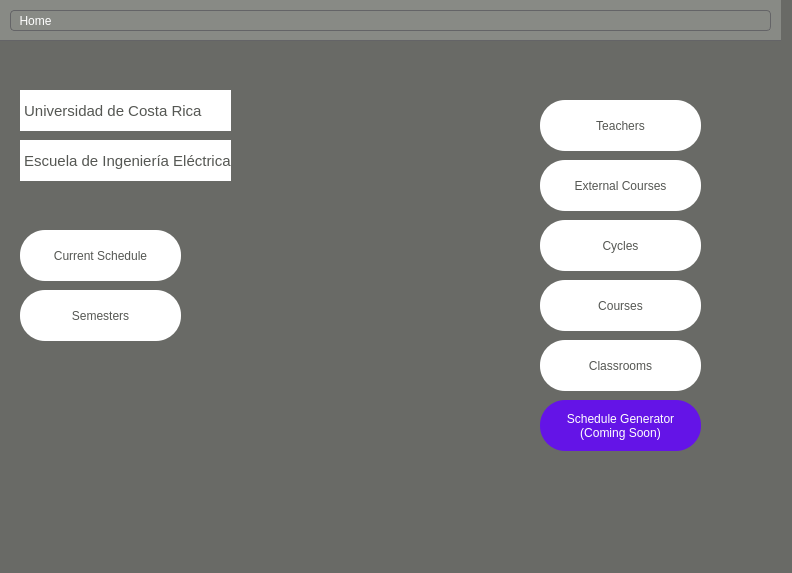
Old version of the form qt/IE0217/mainwindow.ui in the repository Jams1001/Proyecto_IE0217.
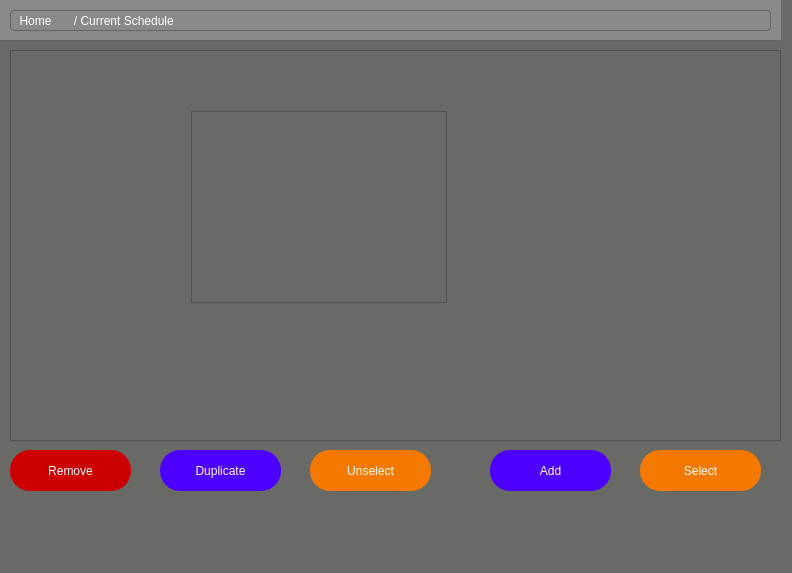
New version of the form. The open tabs and pages were chosen to show the change.

Commit message: Iniciando documentación. Se agrega funcionalidad del programa como tal bajo la interfaz gráfica (folder fun) se habilita el botón currentSchedules para crear una tabla con las filas importantes. Se Modificad addbutton para crear objetos de Teacher y classrooms cuando se creen los botones

Patch:
```diff
--- a/qt/IE0217/mainwindow.ui
+++ b/qt/IE0217/mainwindow.ui
@@ -1782,6 +1782,239 @@
       </widget>
      </widget>
     </widget>
+    <widget class="QWidget" name="CurrentSchedule">
+     <widget class="QFrame" name="frame_16">
+      <property name="geometry">
+       <rect>
+        <x>0</x>
+        <y>0</y>
+        <width>781</width>
+        <height>41</height>
+       </rect>
+      </property>
+      <property name="styleSheet">
+       <string notr="true">background-color: rgb(136, 138, 133);
+border-style: solid;
+border-bottom-color: rgb(100, 100, 103);
+border-width: 0px 0px 1px 0px;
+</string>
+      </property>
+      <property name="frameShape">
+       <enum>QFrame::StyledPanel</enum>
+      </property>
+      <property name="frameShadow">
+       <enum>QFrame::Raised</enum>
+      </property>
+      <widget class="QFrame" name="frame_17">
+       <property name="geometry">
+        <rect>
+         <x>10</x>
+         <y>10</y>
+         <width>761</width>
+         <height>21</height>
+        </rect>
+       </property>
+       <property name="styleSheet">
+        <string notr="true">    border-style: solid;
+    border-color: rgb(100, 100, 103);
+    border-width: 1px 1px 1px 1px;
+border-radius: 4px;</string>
+       </property>
+       <property name="frameShape">
+        <enum>QFrame::StyledPanel</enum>
+       </property>
+       <property name="frameShadow">
+        <enum>QFrame::Raised</enum>
+       </property>
+       <widget class="QPushButton" name="pushButton_HomeCu">
+        <property name="geometry">
+         <rect>
+          <x>0</x>
+          <y>0</y>
+          <width>51</width>
+          <height>21</height>
+         </rect>
+        </property>
+        <property name="sizePolicy">
+         <sizepolicy hsizetype="Expanding" vsizetype="Expanding">
+          <horstretch>0</horstretch>
+          <verstretch>0</verstretch>
+         </sizepolicy>
+        </property>
+        <property name="maximumSize">
+         <size>
+          <width>89</width>
+          <height>25</height>
+         </size>
+        </property>
+        <property name="styleSheet">
+         <string notr="true">color: rgb(255, 255, 255);
+background-color: transparent; 
+border: none;</string>
+        </property>
+        <property name="text">
+         <string>Home</string>
+        </property>
+       </widget>
+       <widget class="QPushButton" name="pushButton_Cu">
+        <property name="geometry">
+         <rect>
+          <x>40</x>
+          <y>0</y>
+          <width>141</width>
+          <height>21</height>
+         </rect>
+        </property>
+        <property name="sizePolicy">
+         <sizepolicy hsizetype="Expanding" vsizetype="Expanding">
+          <horstretch>0</horstretch>
+          <verstretch>0</verstretch>
+         </sizepolicy>
+        </property>
+        <property name="maximumSize">
+         <size>
+          <width>500</width>
+          <height>25</height>
+         </size>
+        </property>
+        <property name="styleSheet">
+         <string notr="true">color: rgb(255, 255, 255);
+background-color: transparent; 
+border: none;</string>
+        </property>
+        <property name="text">
+         <string>  / Current Schedule</string>
+        </property>
+       </widget>
+      </widget>
+     </widget>
+     <widget class="QScrollArea" name="scrollArea_CurrentSchedule">
+      <property name="geometry">
+       <rect>
+        <x>10</x>
+        <y>50</y>
+        <width>771</width>
+        <height>391</height>
+       </rect>
+      </property>
+      <property name="styleSheet">
+       <string notr="true">color: rgb(255, 255, 255);</string>
+      </property>
+      <property name="widgetResizable">
+       <bool>true</bool>
+      </property>
+      <widget class="QWidget" name="scrollAreaWidget_CurrentSchedule">
+       <property name="geometry">
+        <rect>
+         <x>0</x>
+         <y>0</y>
+         <width>769</width>
+         <height>389</height>
+        </rect>
+       </property>
+       <widget class="QTableWidget" name="scheduleTable">
+        <property name="geometry">
+         <rect>
+          <x>180</x>
+          <y>60</y>
+          <width>256</width>
+          <height>192</height>
+         </rect>
+        </property>
+       </widget>
+      </widget>
+     </widget>
+     <widget class="QPushButton" name="pushButtonAdd_CurrentSchedule">
+      <property name="geometry">
+       <rect>
+        <x>490</x>
+        <y>450</y>
+        <width>121</width>
+        <height>41</height>
+       </rect>
+      </property>
+      <property name="styleSheet">
+       <string notr="true">background-color: rgb(76, 0, 255);
+color: rgb(255, 255, 255);
+border-radius: 20px;</string>
+      </property>
+      <property name="text">
+       <string>Add</string>
+      </property>
+     </widget>
+     <widget class="QPushButton" name="pushButtonUnselect_CurrentSchedule">
+      <property name="geometry">
+       <rect>
+        <x>310</x>
+        <y>450</y>
+        <width>121</width>
+        <height>41</height>
+       </rect>
+      </property>
+      <property name="styleSheet">
+       <string notr="true">background-color: rgb(245, 121, 0);
+color: rgb(255, 255, 255);
+border-radius: 20px;</string>
+      </property>
+      <property name="text">
+       <string>Unselect</string>
+      </property>
+     </widget>
+     <widget class="QPushButton" name="pushButtonDuplicate_CurrentSchedule">
+      <property name="geometry">
+       <rect>
+        <x>160</x>
+        <y>450</y>
+        <width>121</width>
+        <height>41</height>
+       </rect>
+      </property>
+      <property name="styleSheet">
+       <string notr="true">background-color: rgb(76, 0, 255);
+color: rgb(255, 255, 255);
+border-radius: 20px;</string>
+      </property>
+      <property name="text">
+       <string>Duplicate</string>
+      </property>
+     </widget>
+     <widget class="QPushButton" name="pushButtonSelect_CurrentSchedule">
+      <property name="geometry">
+       <rect>
+        <x>640</x>
+        <y>450</y>
+        <width>121</width>
+        <height>41</height>
+       </rect>
+      </property>
+      <property name="styleSheet">
+       <string notr="true">background-color: rgb(245, 121, 0);
+color: rgb(255, 255, 255);
+border-radius: 20px;</string>
+      </property>
+      <property name="text">
+       <string>Select</string>
+      </property>
+     </widget>
+     <widget class="QPushButton" name="pushButtonRemove_CurrentSchedule">
+      <property name="geometry">
+       <rect>
+        <x>10</x>
+        <y>450</y>
+        <width>121</width>
+        <height>41</height>
+       </rect>
+      </property>
+      <property name="styleSheet">
+       <string notr="true">background-color: rgb(204, 0, 0);
+color: rgb(255, 255, 255);
+border-radius: 20px;</string>
+      </property>
+      <property name="text">
+       <string>Remove</string>
+      </property>
+     </widget>
+    </widget>
    </widget>
   </widget>
   <widget class="QMenuBar" name="menubar">
```
Left out of the diff: 8 changed lines with no effect on the pictures. The commit also changes 7 other files.
